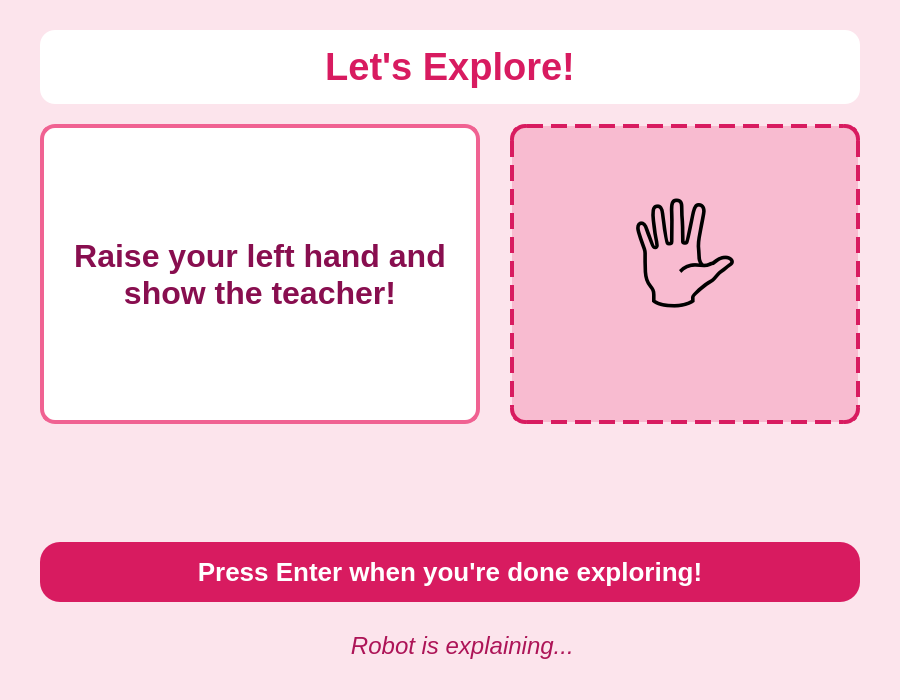
Above: ui/exploreUI.ui from zenBandara/akshi-robot-main before the change. Below: the same form after it.
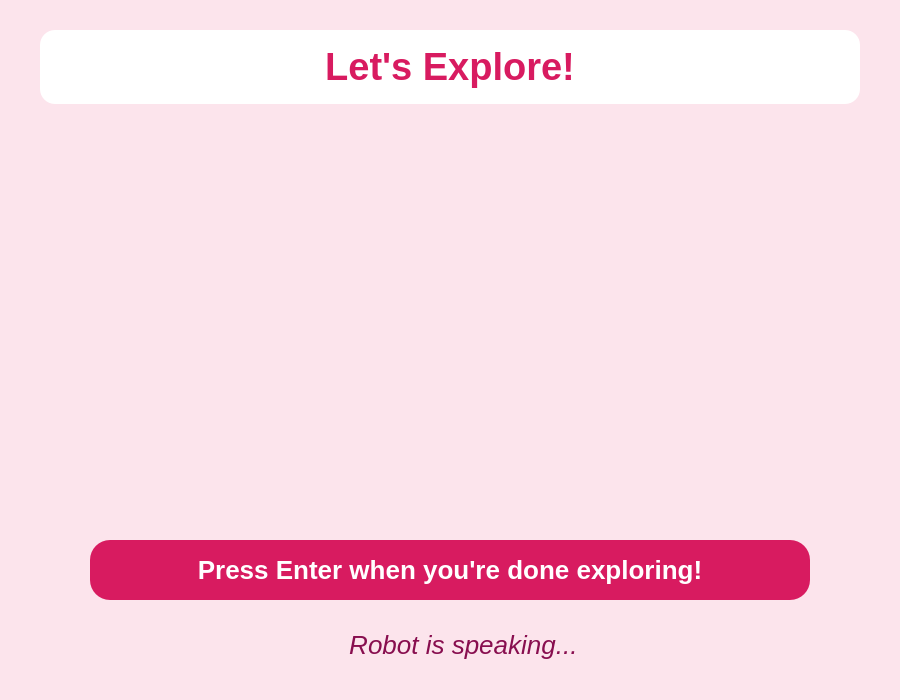
That is the form after the change.

Commit message: Update: integrate QMediaPlayer for video exploration and implement sequential multi-stage voice prompts

Diff of the .ui file:
```diff
--- a/ui/exploreUI.ui
+++ b/ui/exploreUI.ui
@@ -32,31 +32,16 @@
    
    <!-- Core Content Area (Text + Media) -->
    <item>
-    <layout class="QHBoxLayout" name="contentLayout">
-     <property name="spacing"><number>30</number></property>
+    <layout class="QVBoxLayout" name="contentLayout">
+     <property name="spacing"><number>25</number></property>
+     <property name="alignment"><set>Qt::AlignCenter</set></property>
      
-     <!-- Activity Text -->
      <item>
-      <widget class="QLabel" name="activity_label">
-       <property name="text"><string>Raise your left hand and show the teacher!</string></property>
-       <property name="alignment"><set>Qt::AlignCenter</set></property>
-       <property name="wordWrap"><bool>true</bool></property>
-       <property name="styleSheet"><string>font-size: 32px; font-weight: bold; color: #880E4F; padding: 30px; background-color: white; border-radius: 15px; border: 4px solid #F06292;</string></property>
-       <property name="minimumWidth"><number>450</number></property>
+      <widget class="QWidget" name="video_container">
+       <property name="minimumSize"><size><width>450</width><height>350</height></size></property>
+       <property name="styleSheet"><string>background-color: transparent;</string></property>
       </widget>
      </item>
-     
-     <!-- Media / Illustration -->
-     <item>
-      <widget class="QLabel" name="media_label">
-       <property name="text"><string>🖐️</string></property>
-       <property name="alignment"><set>Qt::AlignCenter</set></property>
-       <property name="scaledContents"><bool>true</bool></property>
-       <property name="styleSheet"><string>font-size: 100px; background-color: #F8BBD0; border-radius: 15px; border: 4px dashed #D81B60;</string></property>
-       <property name="minimumSize"><size><width>300</width><height>300</height></size></property>
-      </widget>
-     </item>
-     
     </layout>
    </item>
 
@@ -64,7 +49,7 @@
     <spacer name="verticalSpacer">
      <property name="orientation"><enum>Qt::Vertical</enum></property>
      <property name="sizeHint" stdset="0">
-      <size><width>20</width><height>20</height></size>
+      <size><width>20</width><height>10</height></size>
      </property>
     </spacer>
    </item>
@@ -74,16 +59,17 @@
     <widget class="QLabel" name="prompt_label">
      <property name="text"><string>Press Enter when you're done exploring!</string></property>
      <property name="alignment"><set>Qt::AlignCenter</set></property>
-     <property name="styleSheet"><string>font-size: 26px; font-weight: bold; color: white; background-color: #D81B60; border-radius: 20px; padding: 15px;</string></property>
+     <property name="styleSheet"><string>font-size: 26px; font-weight: bold; color: white; background-color: #D81B60; border-radius: 20px; padding: 15px; margin: 0px 50px;</string></property>
     </widget>
    </item>
 
    <!-- Robot Speech Transcript Context -->
    <item>
     <widget class="QLabel" name="robot_text_label">
-     <property name="text"><string>🤖 Robot is explaining...</string></property>
+     <property name="text"><string>🤖 Robot is speaking...</string></property>
      <property name="alignment"><set>Qt::AlignCenter</set></property>
-     <property name="styleSheet"><string>font-size: 24px; font-style: italic; color: #AD1457; margin-top: 10px;</string></property>
+     <property name="wordWrap"><bool>true</bool></property>
+     <property name="styleSheet"><string>font-size: 26px; font-style: italic; color: #880E4F; margin-top: 10px;</string></property>
     </widget>
    </item>
   </layout>
```
Left out of the diff: 2 changed lines with no effect on the pictures. The commit also changes 3 other files.
